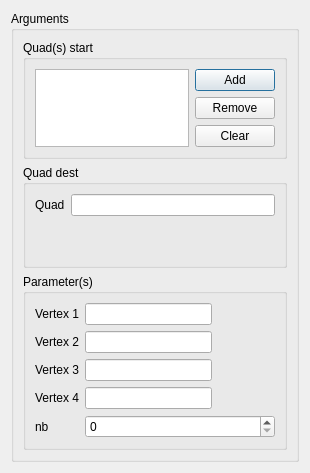
SalomePlatform/hexablock, file src/HEXABLOCKGUI/JoinQuad_QTD.ui: the form before one commit.
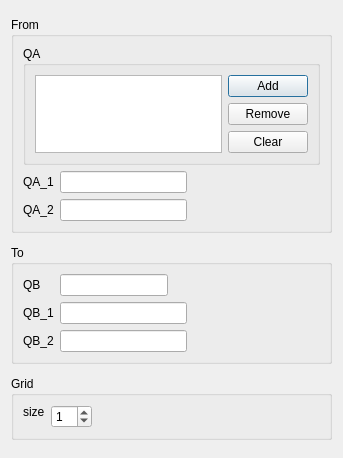
The form after the commit.

Commit message: updated : - joinquad dialog box ( *.ui,*.cpp + doc ) - maketransformation dialog box (*.ui) - makeedgeassociation dialog box (*.ui) - hemisperical dialog box (*.ui + doc) - quad revolution ( doc ) - replace hexa dialog box + documentmodel

```diff
--- a/src/HEXABLOCKGUI/JoinQuad_QTD.ui
+++ b/src/HEXABLOCKGUI/JoinQuad_QTD.ui
@@ -6,28 +6,56 @@
    <rect>
     <x>0</x>
     <y>0</y>
-    <width>310</width>
-    <height>473</height>
+    <width>343</width>
+    <height>458</height>
    </rect>
   </property>
   <property name="windowTitle">
    <string>Join quad(s)</string>
   </property>
-  <layout class="QVBoxLayout" name="verticalLayout_4">
-   <item>
-    <widget class="QGroupBox" name="groupBox_2">
-     <property name="title">
-      <string>Arguments</string>
-     </property>
      <layout class="QVBoxLayout" name="verticalLayout">
       <item>
-       <widget class="QGroupBox" name="groupBox">
+    <widget class="QGroupBox" name="groupBox_8">
+     <property name="sizePolicy">
+      <sizepolicy hsizetype="Preferred" vsizetype="Maximum">
+       <horstretch>0</horstretch>
+       <verstretch>0</verstretch>
+      </sizepolicy>
+     </property>
         <property name="title">
-         <string>Quad(s) start</string>
-        </property>
-        <layout class="QGridLayout" name="gridLayout">
+      <string>From</string>
+     </property>
+     <layout class="QFormLayout" name="formLayout_3">
+      <item row="0" column="0" colspan="2">
+       <widget class="QGroupBox" name="groupBox_5">
+        <property name="sizePolicy">
+         <sizepolicy hsizetype="Maximum" vsizetype="Maximum">
+          <horstretch>0</horstretch>
+          <verstretch>0</verstretch>
+         </sizepolicy>
+        </property>
+        <property name="title">
+         <string>QA</string>
+        </property>
+        <layout class="QGridLayout" name="gridLayout_4">
          <item row="0" column="0" rowspan="3">
-          <widget class="QListWidget" name="quads_lw"/>
+          <widget class="QListWidget" name="quads_lw">
+           <property name="sizePolicy">
+            <sizepolicy hsizetype="Maximum" vsizetype="Expanding">
+             <horstretch>0</horstretch>
+             <verstretch>0</verstretch>
+            </sizepolicy>
+           </property>
+           <property name="toolTip">
+            <string extracomment="select quad"/>
+           </property>
+           <property name="statusTip">
+            <string/>
+           </property>
+           <property name="whatsThis">
+            <string/>
+           </property>
+          </widget>
          </item>
          <item row="0" column="1">
           <widget class="QPushButton" name="add_pb">
@@ -53,57 +81,99 @@
         </layout>
        </widget>
       </item>
+      <item row="1" column="0">
+       <widget class="QLabel" name="label_3">
+        <property name="text">
+         <string>QA_1</string>
+        </property>
+       </widget>
+      </item>
+      <item row="1" column="1">
+       <widget class="QLineEdit" name="vex0_le">
+        <property name="sizePolicy">
+         <sizepolicy hsizetype="Maximum" vsizetype="Fixed">
+          <horstretch>0</horstretch>
+          <verstretch>0</verstretch>
+         </sizepolicy>
+        </property>
+        <property name="maximumSize">
+         <size>
+          <width>127</width>
+          <height>16777215</height>
+         </size>
+        </property>
+       </widget>
+      </item>
+      <item row="2" column="0">
+       <widget class="QLabel" name="label_4">
+        <property name="text">
+         <string>QA_2</string>
+        </property>
+       </widget>
+      </item>
+      <item row="2" column="1">
+       <widget class="QLineEdit" name="vex2_le">
+        <property name="sizePolicy">
+         <sizepolicy hsizetype="Maximum" vsizetype="Fixed">
+          <horstretch>0</horstretch>
+          <verstretch>0</verstretch>
+         </sizepolicy>
+        </property>
+        <property name="maximumSize">
+         <size>
+          <width>127</width>
+          <height>16777215</height>
+         </size>
+        </property>
+       </widget>
+      </item>
+     </layout>
+    </widget>
+   </item>
       <item>
-       <widget class="QGroupBox" name="groupBox_4">
+    <widget class="QGroupBox" name="groupBox">
+     <property name="sizePolicy">
+      <sizepolicy hsizetype="Preferred" vsizetype="Fixed">
+       <horstretch>0</horstretch>
+       <verstretch>0</verstretch>
+      </sizepolicy>
+     </property>
         <property name="title">
-         <string>Quad dest</string>
+      <string>To</string>
         </property>
         <layout class="QFormLayout" name="formLayout_2">
          <item row="0" column="0">
           <widget class="QLabel" name="label_2">
            <property name="text">
-            <string>Quad</string>
+         <string>QB</string>
            </property>
           </widget>
          </item>
          <item row="0" column="1">
-          <widget class="QLineEdit" name="quad_dest_le"/>
-         </item>
-        </layout>
-       </widget>
-      </item>
-      <item>
-       <widget class="QGroupBox" name="groupBox_3">
-        <property name="title">
-         <string>Parameter(s)</string>
-        </property>
-        <layout class="QFormLayout" name="formLayout">
-         <item row="0" column="0">
-          <widget class="QLabel" name="label_4">
-           <property name="text">
-            <string>Vertex 1</string>
-           </property>
-          </widget>
-         </item>
-         <item row="0" column="1">
-          <widget class="QLineEdit" name="vex0_le">
-           <property name="maximumSize">
-            <size>
-             <width>127</width>
-             <height>16777215</height>
-            </size>
+       <widget class="QLineEdit" name="quad_dest_le">
+        <property name="sizePolicy">
+         <sizepolicy hsizetype="Maximum" vsizetype="Fixed">
+          <horstretch>0</horstretch>
+          <verstretch>0</verstretch>
+         </sizepolicy>
            </property>
           </widget>
          </item>
          <item row="1" column="0">
           <widget class="QLabel" name="label_5">
            <property name="text">
-            <string>Vertex 2</string>
+         <string>QB_1</string>
            </property>
           </widget>
          </item>
          <item row="1" column="1">
           <widget class="QLineEdit" name="vex1_le">
+        <property name="sizePolicy">
+         <sizepolicy hsizetype="Maximum" vsizetype="Fixed">
+          <horstretch>0</horstretch>
+          <verstretch>0</verstretch>
+         </sizepolicy>
+        </property>
            <property name="maximumSize">
             <size>
              <width>127</width>
@@ -113,31 +183,20 @@
           </widget>
          </item>
          <item row="2" column="0">
-          <widget class="QLabel" name="label_6">
-           <property name="text">
-            <string>Vertex 3</string>
-           </property>
-          </widget>
-         </item>
-         <item row="2" column="1">
-          <widget class="QLineEdit" name="vex2_le">
-           <property name="maximumSize">
-            <size>
-             <width>127</width>
-             <height>16777215</height>
-            </size>
-           </property>
-          </widget>
-         </item>
-         <item row="3" column="0">
           <widget class="QLabel" name="label_7">
            <property name="text">
-            <string>Vertex 4</string>
+         <string>QB_2</string>
            </property>
           </widget>
          </item>
-         <item row="3" column="1">
+      <item row="2" column="1">
           <widget class="QLineEdit" name="vex3_le">
+        <property name="sizePolicy">
+         <sizepolicy hsizetype="Maximum" vsizetype="Fixed">
+          <horstretch>0</horstretch>
+          <verstretch>0</verstretch>
+         </sizepolicy>
+        </property>
            <property name="maximumSize">
             <size>
              <width>127</width>
@@ -146,17 +205,45 @@
            </property>
           </widget>
          </item>
-         <item row="4" column="0">
+     </layout>
+    </widget>
+   </item>
+   <item>
+    <widget class="QGroupBox" name="groupBox_3">
+     <property name="sizePolicy">
+      <sizepolicy hsizetype="Preferred" vsizetype="Fixed">
+       <horstretch>0</horstretch>
+       <verstretch>0</verstretch>
+      </sizepolicy>
+     </property>
+     <property name="title">
+      <string>Grid</string>
+     </property>
+     <layout class="QFormLayout" name="formLayout">
+      <item row="0" column="0">
           <widget class="QLabel" name="label">
+        <property name="sizePolicy">
+         <sizepolicy hsizetype="Preferred" vsizetype="Fixed">
+          <horstretch>0</horstretch>
+          <verstretch>0</verstretch>
+         </sizepolicy>
+        </property>
            <property name="text">
-            <string>nb</string>
+         <string>size</string>
            </property>
           </widget>
          </item>
-         <item row="4" column="1">
-          <widget class="QSpinBox" name="nb_spb"/>
-         </item>
-        </layout>
+      <item row="0" column="1">
+       <widget class="QSpinBox" name="nb_spb">
+        <property name="sizePolicy">
+         <sizepolicy hsizetype="Maximum" vsizetype="Fixed">
+          <horstretch>0</horstretch>
+          <verstretch>0</verstretch>
+         </sizepolicy>
+        </property>
+        <property name="value">
+         <number>1</number>
+        </property>
        </widget>
       </item>
      </layout>
```
Lines whose indentation alone changed are shown as unchanged. The commit also changes 21 other files.
